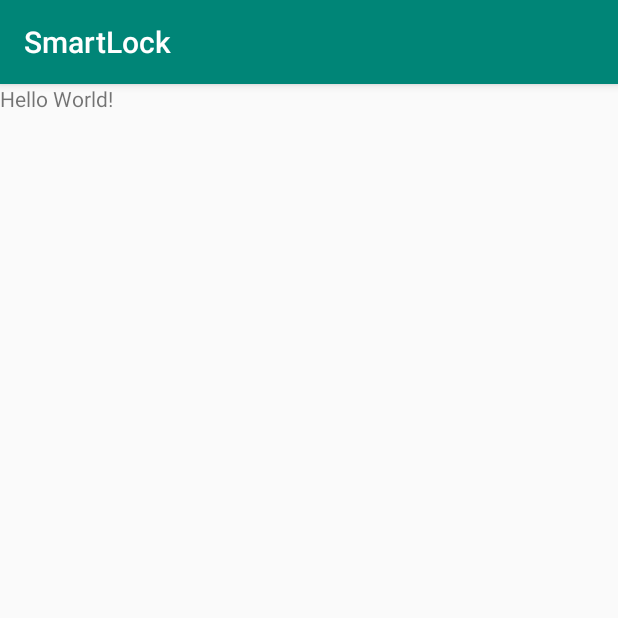
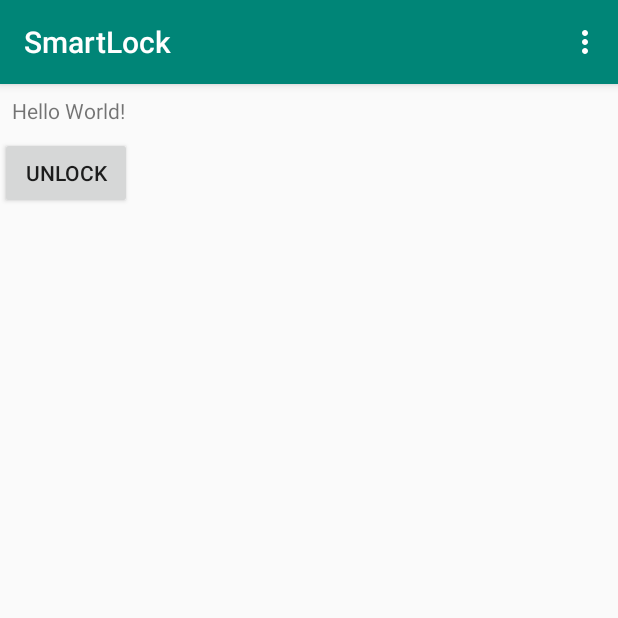
Before and after one commit to roh-7/SmartLockAnv, an Android app: the screen it shows after launch (MainActivity), on a phone screen of 412 x 824 dp, the top half of it. Run offline under Robolectric (Android 15) with nearby library versions, the phone set to English and light mode, and no system bars; our stand-ins replace Volley; 1 statement that could not run was skipped.

```diff
--- a/app/build.gradle
+++ b/app/build.gradle
@@ -28,4 +28,6 @@ dependencies {
     androidTestImplementation 'com.android.support.test.espresso:espresso-core:3.0.2'
     implementation 'com.google.firebase:firebase-database:16.0.6'
     implementation 'com.google.firebase:firebase-core:16.0.6'
+    implementation 'com.android.volley:volley:1.1.1'
+
 }
--- a/app/src/main/res/layout/activity_main.xml
+++ b/app/src/main/res/layout/activity_main.xml
@@ -1,15 +1,24 @@
 <?xml version="1.0" encoding="utf-8"?>
-<RelativeLayout
+<LinearLayout
  xmlns:android = "http://schemas.android.com/apk/res/android"
- xmlns:app = "http://schemas.android.com/apk/res-auto"
  xmlns:tools = "http://schemas.android.com/tools"
  android:layout_width = "match_parent"
  android:layout_height = "match_parent"
+ android:orientation = "vertical"
  tools:context = ".MainActivity">
 
     <TextView
      android:layout_width = "wrap_content"
      android:layout_height = "wrap_content"
-     android:text = "Hello World!" />
+     android:text = "Hello World!"
+     android:layout_margin="8dp"/>
 
-</RelativeLayout>
+	<Button
+	 android:id = "@+id/unlock_btn"
+	 android:layout_width = "wrap_content"
+	 android:layout_height = "wrap_content"
+	 android:gravity = "center"
+	 android:padding="8dp"
+	 android:text = "Unlock" />
+
+</LinearLayout>
--- /dev/null
+++ b/app/src/main/res/menu/main_options.xml
@@ -0,0 +1,12 @@
+<?xml version="1.0" encoding="utf-8"?>
+<menu
+ xmlns:android = "http://schemas.android.com/apk/res/android"
+ xmlns:app = "http://schemas.android.com/apk/res-auto">
+
+	<item
+	 android:id = "@+id/action_ssid"
+	 android:orderInCategory = "100"
+	 android:title = "SSID"
+	 app:showAsAction = "never" />
+
+</menu>
```
Also changed, not shown: app/src/main/java/com/example/smartlock/MainActivity.java (+144 -6 lines), app/src/main/res/layout/ssid_input_layout.xml (added, +12 -0 lines).
